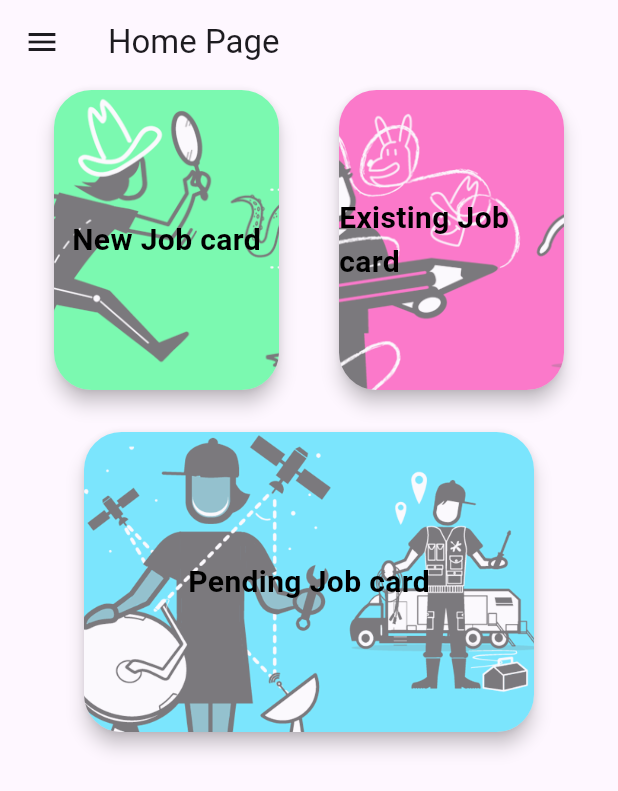
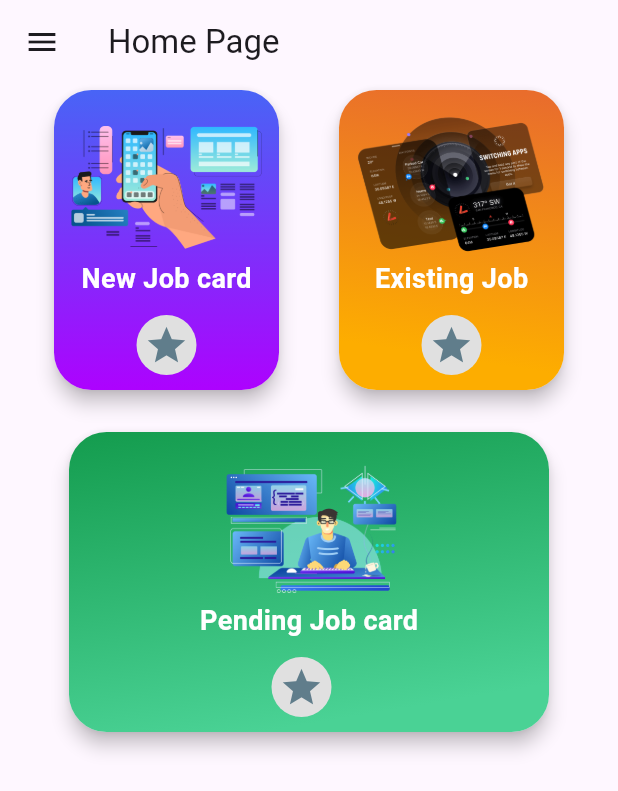
Before and after one commit to MATHAN4023/CodeFlink_Task1, a Flutter app: the HomePage screen opened directly, on a phone screen of 412 x 824 dp. Shown: the top 791 px of the screen. Run offline on Flutter 3.47's test engine with Material 3 defaults, Android fonts, the light colour scheme and no system bars; our stand-ins replace camera, carousel_slider, geocoding, geolocator; missing offline and left inert: order_tracker.

Commit message:
Code UI - Homepage

```diff
--- a/codeflink/lib/Pages/HomePage.dart
+++ b/codeflink/lib/Pages/HomePage.dart
@@ -20,16 +20,22 @@ class HomePage extends StatelessWidget {
         backgroundColor: Colors.white,
         child: Column(
           children: <Widget>[
-            UserAccountsDrawerHeader(
-              otherAccountsPictures: [
-                CircleAvatar(
-                  child: (Text("Hi")),
-                )
-              ],
-              accountName: Text("Test"),
+            const UserAccountsDrawerHeader(
+              // decoration: BoxDecoration(
+              //   image: DecorationImage(
+              //     image: AssetImage("lib/Assets/3d/pending.png"),
+              //     fit: BoxFit.cover,
+              //   ),
+              // ),
+              // otherAccountsPictures: [
+              //   CircleAvatar(
+              //     child: (Text("Hi")),
+              //   )
+              // ],
+              accountName: Text("Admin"),
               accountEmail: Text("Test@gmail.com"),
               currentAccountPicture: CircleAvatar(
-                child: Text("Test"),
+                backgroundImage: AssetImage("lib/Assets/3d/pending.png"),
               ),
             ),
             ListTile(
@@ -54,7 +60,7 @@ class HomePage extends StatelessWidget {
             ),
             ListTile(
               title: Text("Current Location"),
-              leading: Icon(Icons.add_chart_rounded),
+              leading: Icon(Icons.location_on_outlined),
               onTap: () => Navigator.of(context).pushReplacement(
                 MaterialPageRoute(builder: (context) => MyApp()),
               ),
@@ -100,25 +106,58 @@ class HomePage extends StatelessWidget {
                       height: 200, // Increase the height as needed
                       decoration: BoxDecoration(
                         borderRadius: BorderRadius.circular(25.0),
-                        image: DecorationImage(
-                          image: const AssetImage(
-                              'lib/Assets/JobCard/New_job.png'), // Add your image asset path
-                          fit: BoxFit.cover,
-                          colorFilter: ColorFilter.mode(
-                              Colors.black.withOpacity(0.50),
-                              BlendMode
-                                  .dstATop), // Adjust opacity here (0.5 means 50% opacity)
+                        gradient: LinearGradient(
+                          begin: Alignment.topCenter,
+                          end: Alignment.bottomCenter,
+                          colors: [
+                            Color.fromRGBO(72, 100, 246, 1.0),
+                            Color.fromRGBO(173, 2, 254, 1.0),
+                          ], // Change colors as needed
                         ),
                       ),
-                      child: const Center(
+                      child: Stack(
+                        children: [
+                          Positioned.fill(
+                            child: Align(
+                              alignment: Alignment.topCenter,
+                              child: Image.asset(
+                                'lib/Assets/3d/newjob.png',
+                                width: 130,
+                                height: 130,
+                              ),
+                            ),
+                          ),
+                          Positioned.fill(
+                            child: Align(
+                              alignment: Alignment(0, 0.3),
                               child: Text(
                                 'New Job card',
                                 style: TextStyle(
-                            color: Colors.black,
+                                  color: Colors.white,
                                   fontWeight: FontWeight.bold,
-                            fontSize: 20.0,
+                                  fontSize: 18.0,
                                 ),
                               ),
+                            ),
+                          ),
+                          Positioned(
+                            bottom: 10,
+                            right: 55,
+                            child: Container(
+                              width: 40,
+                              height: 40,
+                              decoration: BoxDecoration(
+                                shape: BoxShape.circle,
+                                color: Colors.grey[300],
+                              ),
+                              child: Icon(
+                                Icons.star,
+                                color: Colors.blueGrey,
+                                size: 30,
+                              ),
+                            ),
+                          ),
+                        ],
                       ),
                     ),
                   ),
@@ -132,7 +171,7 @@ class HomePage extends StatelessWidget {
                   child: InkWell(
                     onTap: () {
                       Navigator.of(context).pushReplacement(
-                        MaterialPageRoute(builder: (context) => const Inbox()),
+                        MaterialPageRoute(builder: (context) => Inbox()),
                       );
                     },
                     child: Container(
@@ -140,25 +179,66 @@ class HomePage extends StatelessWidget {
                       height: 200, // Increase the height as needed
                       decoration: BoxDecoration(
                         borderRadius: BorderRadius.circular(25.0),
-                        image: DecorationImage(
-                          image: const AssetImage(
-                              'lib/Assets/JobCard/ExistingJob.png'), // Add your image asset path
-                          fit: BoxFit.cover,
-                          colorFilter: ColorFilter.mode(
-                              Colors.black.withOpacity(0.50),
-                              BlendMode
-                                  .dstATop), // Adjust opacity here (0.5 means 50% opacity)
+                        gradient: const LinearGradient(
+                          begin: Alignment(-0.5, -1.0), // Begin from top-left
+                          end: Alignment(0.5, 1.0), // End at bottom-right
+                          colors: [
+                            Color.fromRGBO(253, 173, 0, 1.0),
+                            Color.fromRGBO(233, 109, 44, 1.0),
+                          ],
+                          stops: [
+                            0.1357,
+                            0.9838
+                          ], // Percentage stops for colors
+                          transform: GradientRotation(209.21 *
+                              3.14159265 /
+                              180), // Convert degree to radians
                         ),
                       ),
-                      child: const Center(
-                        child: Text(
-                          'Existing Job card',
-                          style: TextStyle(
-                            color: Colors.black,
-                            fontWeight: FontWeight.bold,
-                            fontSize: 20.0,
+
+                      child: Stack(
+                        children: [
+                          Positioned.fill(
+                            child: Align(
+                              alignment: Alignment.topCenter,
+                              child: Image.asset(
+                                'lib/Assets/3d/existing.png',
+                                width: 130,
+                                height: 130,
                               ),
                             ),
+                          ),
+                          Positioned.fill(
+                            child: Align(
+                              alignment: Alignment(0, 0.3),
+                              child: Text(
+                                'Existing Job',
+                                style: TextStyle(
+                                  color: Colors.white,
+                                  fontWeight: FontWeight.bold,
+                                  fontSize: 18.0,
+                                ),
+                              ),
+                            ),
+                          ),
+                          Positioned(
+                            bottom: 10,
+                            right: 55,
+                            child: Container(
+                              width: 40,
+                              height: 40,
+                              decoration: BoxDecoration(
+                                shape: BoxShape.circle,
+                                color: Colors.grey[300],
+                              ),
+                              child: Icon(
+                                Icons.star,
+                                color: Colors.blueGrey,
+                                size: 30,
+                              ),
+                            ),
+                          ),
+                        ],
                       ),
                     ),
                   ),
@@ -183,29 +263,70 @@ class HomePage extends StatelessWidget {
                       );
                     },
                     child: Container(
-                      width: 300,
+                      width: 320,
                       height: 200, // Increase the height as needed
                       decoration: BoxDecoration(
                         borderRadius: BorderRadius.circular(25.0),
-                        image: DecorationImage(
-                          image: const AssetImage(
-                              'lib/Assets/JobCard/pendingjob.png'), // Add your image asset path
-                          fit: BoxFit.cover,
-                          colorFilter: ColorFilter.mode(
-                              Colors.black.withOpacity(0.50),
-                              BlendMode
-                                  .dstATop), // Adjust opacity here (0.5 means 50% opacity)
+                        gradient: const LinearGradient(
+                          begin: Alignment(-0.5, -1.0), // Begin from top-left
+                          end: Alignment(0.5, 1.0), // End at bottom-right
+                          colors: [
+                            Color.fromRGBO(74, 210, 149, 1.0), // Lighter green
+                            Color.fromRGBO(20, 156, 78, 1.0)
+                          ],
+                          stops: [
+                            0.1357,
+                            0.9838
+                          ], // Percentage stops for colors
+                          transform: GradientRotation(209.21 *
+                              3.14159265 /
+                              180), // Convert degree to radians
                         ),
                       ),
-                      child: const Center(
+                      child: Stack(
+                        children: [
+                          Positioned.fill(
+                            child: Align(
+                              alignment: Alignment.topCenter,
+                              child: Image.asset(
+                                'lib/Assets/3d/pending.png',
+                                width: 130,
+                                height: 130,
+                              ),
+                            ),
+                          ),
+                          const Positioned.fill(
+                            child: Align(
+                              alignment: Alignment(0, 0.3),
                               child: Text(
                                 'Pending Job card',
                                 style: TextStyle(
-                            color: Colors.black,
+                                  color: Colors.white,
                                   fontWeight: FontWeight.bold,
-                            fontSize: 20.0,
+                                  fontSize: 18.0,
                                 ),
                               ),
+                            ),
+                          ),
+                          Positioned(
+                            bottom: 10,
+                            // right: 55,
+                            left: 135,
+                            child: Container(
+                              width: 40,
+                              height: 40,
+                              decoration: BoxDecoration(
+                                shape: BoxShape.circle,
+                                color: Colors.grey[300],
+                              ),
+                              child: Icon(
+                                Icons.star,
+                                color: Colors.blueGrey,
+                                size: 30,
+                              ),
+                            ),
+                          ),
+                        ],
                       ),
                     ),
                   ),
--- a/codeflink/pubspec.yaml
+++ b/codeflink/pubspec.yaml
@@ -36,3 +36,6 @@ flutter:
     - lib/Assets/JobCard/ExistingJob.png
     - lib/Assets/JobCard/New_job.png
     - lib/Assets/JobCard/pendingjob.png
+    - lib/Assets/3d/newjob.png
+    - lib/Assets/3d/existing.png
+    - lib/Assets/3d/pending.png
```
Also changed, not shown: codeflink/lib/Assets/3d/existing.png (added), codeflink/lib/Assets/3d/newjob.png (added), codeflink/lib/Assets/3d/pending.png (added). Lines whose indentation alone changed are shown as unchanged.
